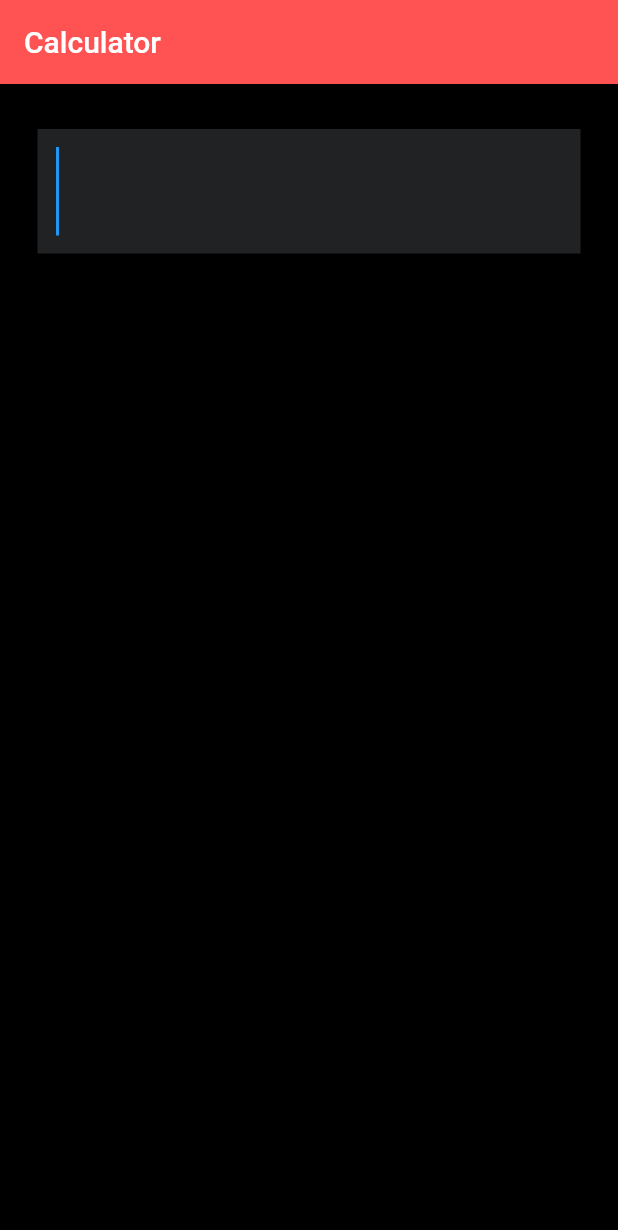
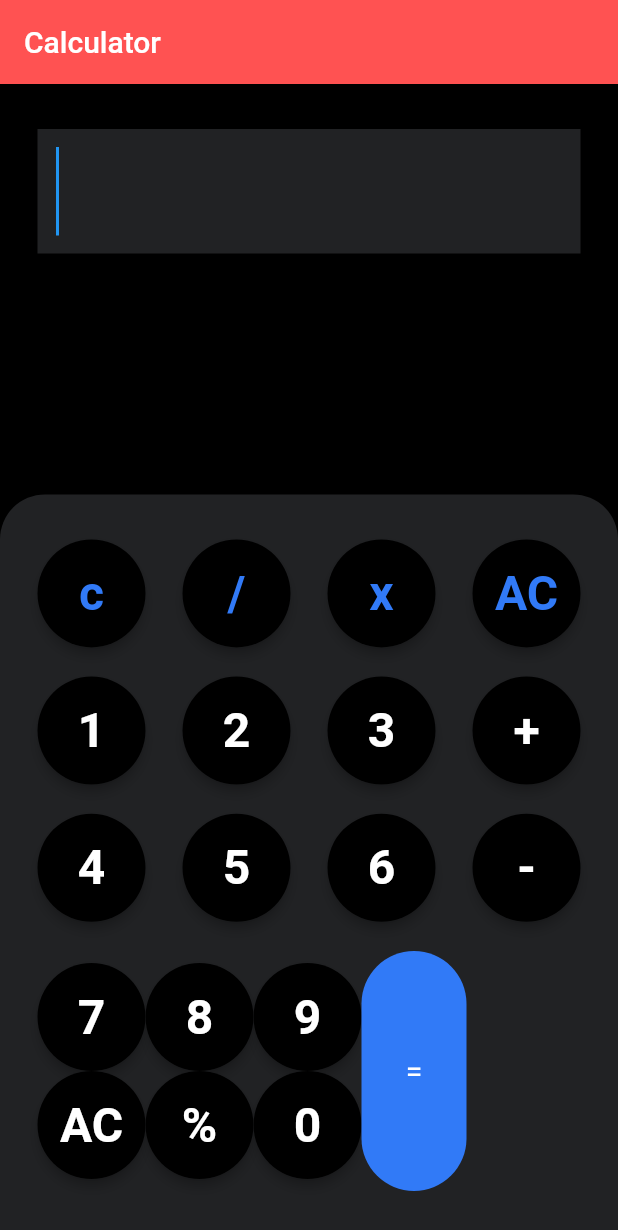
Before and after one commit to Saphal-Rai/Calculator_App, a Flutter app: the screen it shows after launch, on a phone screen of 412 x 824 dp. Shown: the top 1230 px of the screen. Run offline on Flutter 3.47's test engine with Material 2 defaults, Android fonts, the light colour scheme and no system bars.

Commit message:
calculator botton

```diff
--- a/lib/screens/home_screen.dart
+++ b/lib/screens/home_screen.dart
@@ -1,3 +1,6 @@
+import 'package:calculator_app/constant/colors.dart';
+import 'package:calculator_app/screens/widgets_data.dart';
+import 'package:calculator_app/widgets/button.dart';
 import 'package:calculator_app/widgets/textfield.dart';
 import 'package:flutter/material.dart';
 
@@ -6,6 +9,12 @@
 
   @override
   Widget build(BuildContext context) {
+    final screenHeight = MediaQuery.sizeOf(context).height;
+    final padding = EdgeInsets.symmetric(horizontal: 25, vertical: 30 );
+    final decoration = BoxDecoration(
+        color: AppColors.primaryColor,
+        borderRadius: BorderRadius.vertical(top: Radius.circular(30),)
+    );
     return Scaffold(
       backgroundColor: Colors.black,
       appBar: AppBar(
@@ -13,7 +22,63 @@
         backgroundColor: Colors.redAccent,
       ),
       body: Column(
-        children: [CustomTextField()],
+        children: [
+          const CustomTextField(),
+          const Spacer(),
+          Container(
+            height: screenHeight *0.6 ,
+            width: double.infinity,
+            padding: padding,
+            decoration: decoration,
+            child: Column(
+              mainAxisAlignment: MainAxisAlignment.spaceBetween,
+              children: [
+              Row(
+                mainAxisAlignment: MainAxisAlignment.spaceBetween,
+                children: List.generate(4,(index) => buttonList [index]),
+              ),
+              Row(
+                mainAxisAlignment: MainAxisAlignment.spaceBetween,
+                children: List.generate(4,(index) => buttonList [index + 4]),
+              ),
+              Row(
+                mainAxisAlignment: MainAxisAlignment.spaceBetween,
+                children: List.generate(4,(index) => buttonList [index + 8]),
+              ),
+             Row(
+               children: [
+                 Column(
+                   children: [
+                     Row(
+                       mainAxisAlignment: MainAxisAlignment.spaceBetween,
+                       children: List.generate(3,(index) => buttonList [index + 12]),
+                     ),
+                     Row(
+                       mainAxisAlignment: MainAxisAlignment.spaceBetween,
+                       children: List.generate(3,(index) => buttonList [index + 15]),
+                     ),
+                     ],
+                 ),
+
+
+                     Container(
+                       height: 160,
+                         width:70,
+                       decoration: BoxDecoration(
+                         color: AppColors.secondaryColor,
+                         borderRadius: BorderRadius.circular(40),),
+                       child: Center(child: Text("=",style: TextStyle(fontSize:20),)
+                       ) ,
+                     )
+               ],
+             )
+            ],
+            ),
+
+            ),
+
+
+        ],
       ),
     );
   }
--- /dev/null
+++ b/lib/screens/widgets_data.dart
@@ -0,0 +1,70 @@
+import 'package:calculator_app/constant/colors.dart';
+import 'package:calculator_app/widgets/button.dart';
+import 'package:flutter/material.dart';
+
+List<Widget> buttonList =[
+  const Button1(
+    label: "c",
+      textColor: AppColors.secondaryColor,
+  ),
+  const Button1(
+    label: "/",
+      textColor: AppColors.secondaryColor
+  ),
+  const Button1(
+    label: "x",
+      textColor: AppColors.secondaryColor
+  ),
+  const Button1(
+    label: "AC",
+      textColor: AppColors.secondaryColor
+  ),
+  const Button1(
+    label: "1",
+  ),
+  const Button1(
+    label: "2",
+  ),
+  const Button1(
+    label: "3",
+  ),
+  const Button1(
+    label: "+",
+  ),
+  const Button1(
+    label: "4",
+  ),
+  const Button1(
+    label: "5",
+  ),
+  const Button1(
+    label: "6",
+  ),
+  const Button1(
+    label: "-",
+  ),
+  const Button1(
+    label: "7",
+  ),
+  const Button1(
+    label: "8",
+  ),
+  const Button1(
+    label: "9",
+  ),
+  const Button1(
+    label: "AC",
+  ),
+  const Button1(
+    label: "%",
+  ),
+  const Button1(
+    label: "0",
+  ),
+  const Button1(
+    label: ".",
+  ),
+  const Button1(
+    label: "=",
+  ),
+];
--- /dev/null
+++ b/lib/widgets/button.dart
@@ -0,0 +1,24 @@
+import 'package:calculator_app/constant/colors.dart';
+import 'package:flutter/material.dart';
+
+class Button1 extends StatelessWidget {
+  const Button1({super.key, required this.label, this.textColor = Colors.white});
+
+  final String label;
+  final Color textColor;
+
+  @override
+  Widget build(BuildContext context) {
+    return  Material(
+      elevation: 3,
+      color: AppColors.primaryColor,
+      borderRadius: BorderRadius.circular(50),
+      child: CircleAvatar(radius:36,
+        child: Text(
+          label,
+          style:TextStyle(color: textColor, fontSize: 32,
+              fontWeight: FontWeight.w600),
+        ),),
+    );
+  }
+}
```
